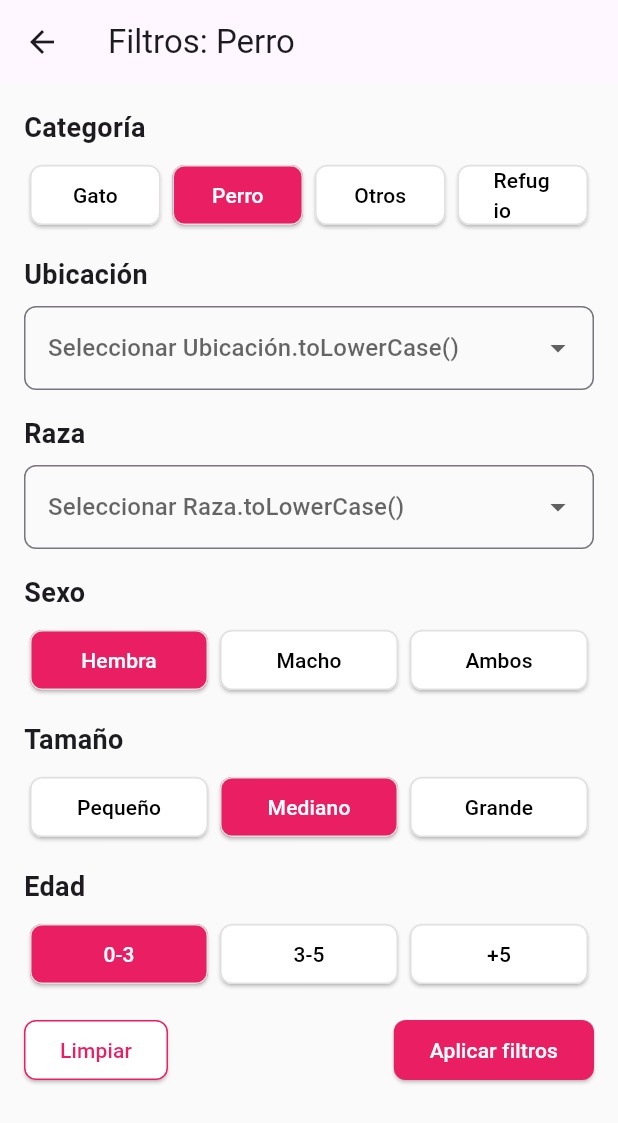
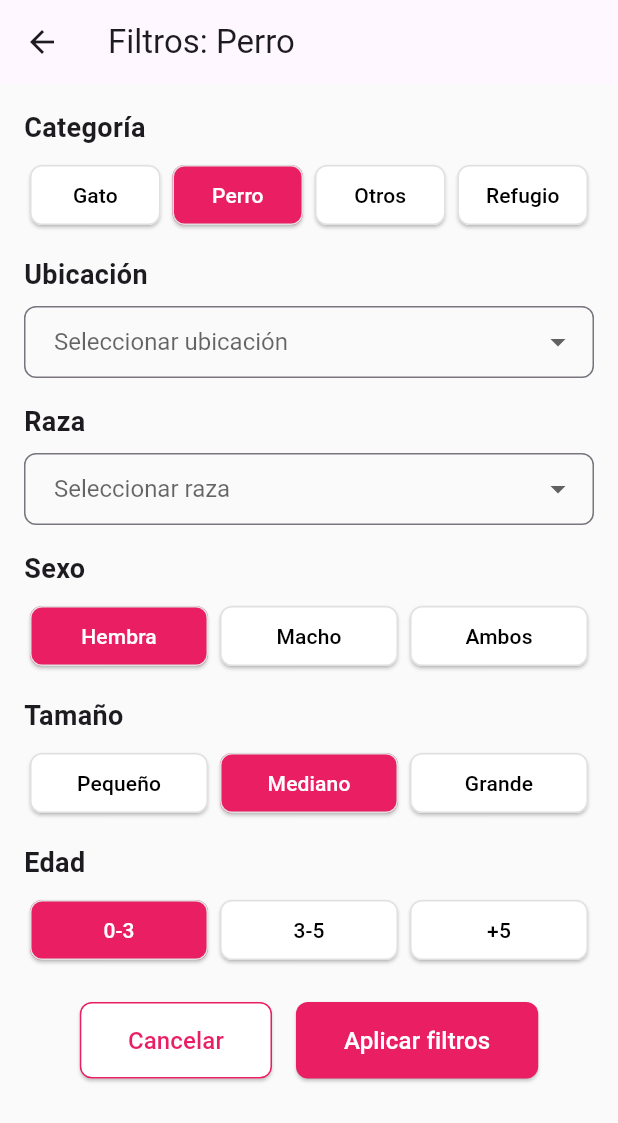
Before and after one commit to No-Country-simulation/equipo-c23-33-mobile, a Flutter app: the FilterPage screen opened directly, on a phone screen of 412 x 824 dp. Shown: the top 1123 px of the screen. Run offline on Flutter 3.47's test engine with Material 3 defaults, Android fonts, the phone set to English and light mode, and no system bars; our stand-ins replace firebase_auth, firebase_core; accounts and stored records are empty.

Commit message:
Filtro ajustado

```diff
--- a/apps/mobile/lib/screens/filter/action_buttons.dart
+++ b/apps/mobile/lib/screens/filter/action_buttons.dart
@@ -5,30 +5,35 @@ class ActionButtons extends StatelessWidget {
 
   @override
   Widget build(BuildContext context) {
-    return Row(
-      mainAxisAlignment: MainAxisAlignment.spaceBetween,
-      children: [
-        _buildClearButton(),
-        _buildApplyButton(),
-      ],
+    return Center(
+      child: Row(
+        mainAxisAlignment: MainAxisAlignment.center, // Centrar los botones
+        children: [
+          _buildCancelButton(),
+          const SizedBox(width: 16), // Espacio entre los botones
+          _buildApplyButton(),
+        ],
+      ),
     );
   }
 
-  Widget _buildClearButton() {
+  Widget _buildCancelButton() {
     return ElevatedButton(
       style: ElevatedButton.styleFrom(
         backgroundColor: Colors.white,
-        side: BorderSide(color: Colors.pink),
+        side: const BorderSide(color: Colors.pink),
         shape: RoundedRectangleBorder(
           borderRadius: BorderRadius.circular(8),
         ),
+        padding: const EdgeInsets.symmetric(
+            horizontal: 32, vertical: 14), // Aumentar el tamaño
       ),
       onPressed: () {
-        // Lógica para limpiar filtros
+        // Lógica para cancelar
       },
       child: const Text(
-        "Limpiar",
-        style: TextStyle(color: Colors.pink),
+        "Cancelar",
+        style: TextStyle(color: Colors.pink, fontSize: 16),
       ),
     );
   }
@@ -40,13 +45,15 @@ class ActionButtons extends StatelessWidget {
         shape: RoundedRectangleBorder(
           borderRadius: BorderRadius.circular(8),
         ),
+        padding: const EdgeInsets.symmetric(
+            horizontal: 32, vertical: 14), // Aumentar el tamaño
       ),
       onPressed: () {
         // Lógica para aplicar filtros
       },
       child: const Text(
         "Aplicar filtros",
-        style: TextStyle(color: Colors.white),
+        style: TextStyle(color: Colors.white, fontSize: 16),
       ),
     );
   }
--- a/apps/mobile/lib/screens/filter/dropdown_filters.dart
+++ b/apps/mobile/lib/screens/filter/dropdown_filters.dart
@@ -38,14 +38,22 @@ Widget _buildDropdownFilter(
       const SizedBox(height: 8),
       DropdownButtonFormField<String>(
         decoration: InputDecoration(
-          border: OutlineInputBorder(borderRadius: BorderRadius.circular(8)),
+          border: OutlineInputBorder(
+            borderRadius: BorderRadius.circular(8),
+            borderSide: const BorderSide(color: Colors.grey),
+          ),
+          contentPadding:
+              const EdgeInsets.symmetric(horizontal: 16, vertical: 12),
         ),
         items: options
-            .map((option) =>
-                DropdownMenuItem(value: option, child: Text(option)))
+            .map((option) => DropdownMenuItem(
+                  value: option,
+                  child: Text(option),
+                ))
             .toList(),
         onChanged: (_) {},
-        hint: Text("Seleccionar $label.toLowerCase()"),
+        hint: Text("Seleccionar ${label.toLowerCase()}"),
+        style: const TextStyle(fontSize: 16, color: Colors.black),
       ),
     ],
   );
--- a/apps/mobile/lib/screens/filter/filter.dart
+++ b/apps/mobile/lib/screens/filter/filter.dart
@@ -72,7 +72,7 @@ class FilterPageState extends State<FilterPage> {
               ],
               (value) => setState(() => _selectedAge = value),
             ),
-            const SizedBox(height: 16),
+            const SizedBox(height: 24),
             const ActionButtons(),
           ],
         ),
@@ -111,17 +111,18 @@ class FilterPageState extends State<FilterPage> {
   Widget _buildFilterButton(String text, bool isSelected) {
     return ElevatedButton(
       style: ElevatedButton.styleFrom(
-        minimumSize: const Size(90, 40), // Ajusta el tamaño de los botones
+        minimumSize: const Size(0, 40), // Ajusta el tamaño de los botones
         backgroundColor: isSelected ? Colors.pink : Colors.white,
         side: BorderSide(color: Colors.grey.shade300),
         shape: RoundedRectangleBorder(borderRadius: BorderRadius.circular(8)),
+        padding: const EdgeInsets.symmetric(horizontal: 12, vertical: 8),
       ),
       onPressed: () => _handleFilterButtonPressed(text),
       child: Text(
         text,
         style: TextStyle(
           color: isSelected ? Colors.white : Colors.black,
-          fontSize: 14, // Ajuste del tamaño de la fuente
+          fontSize: 14,
         ),
       ),
     );
```
Also changed, not shown: apps/mobile/lib/screens/filter/filters.dart (+122 -60 lines).
